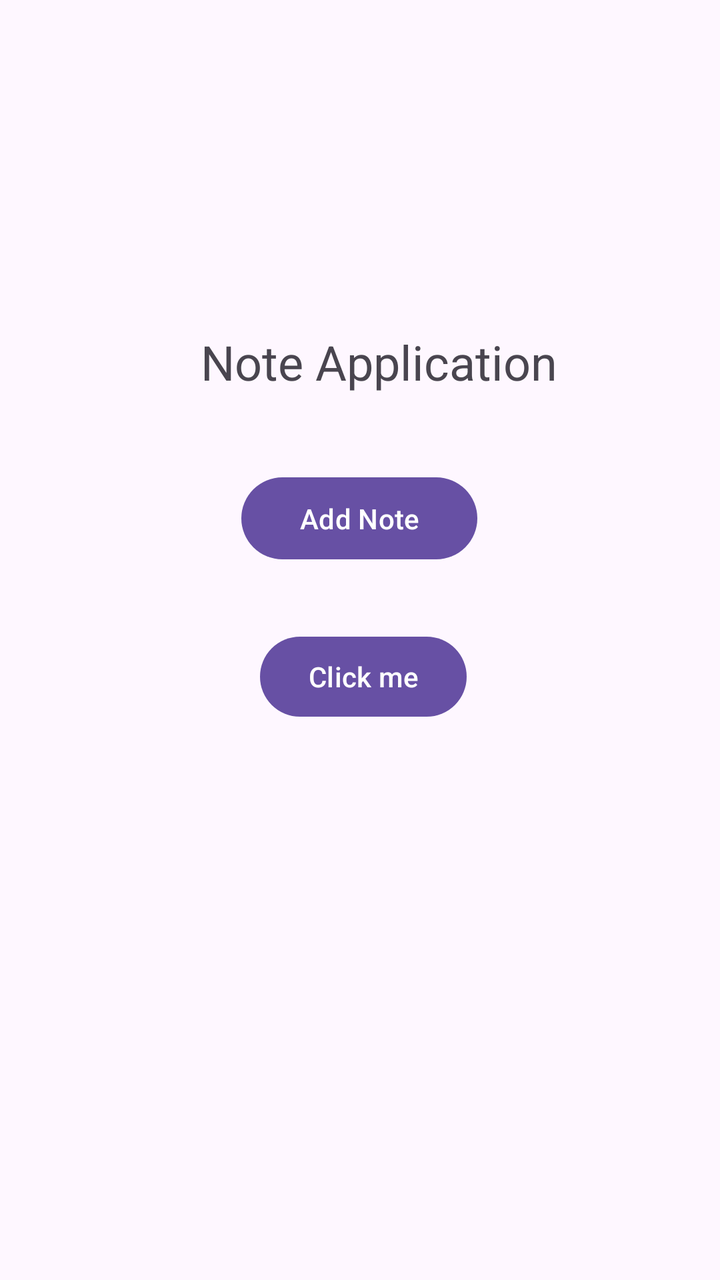
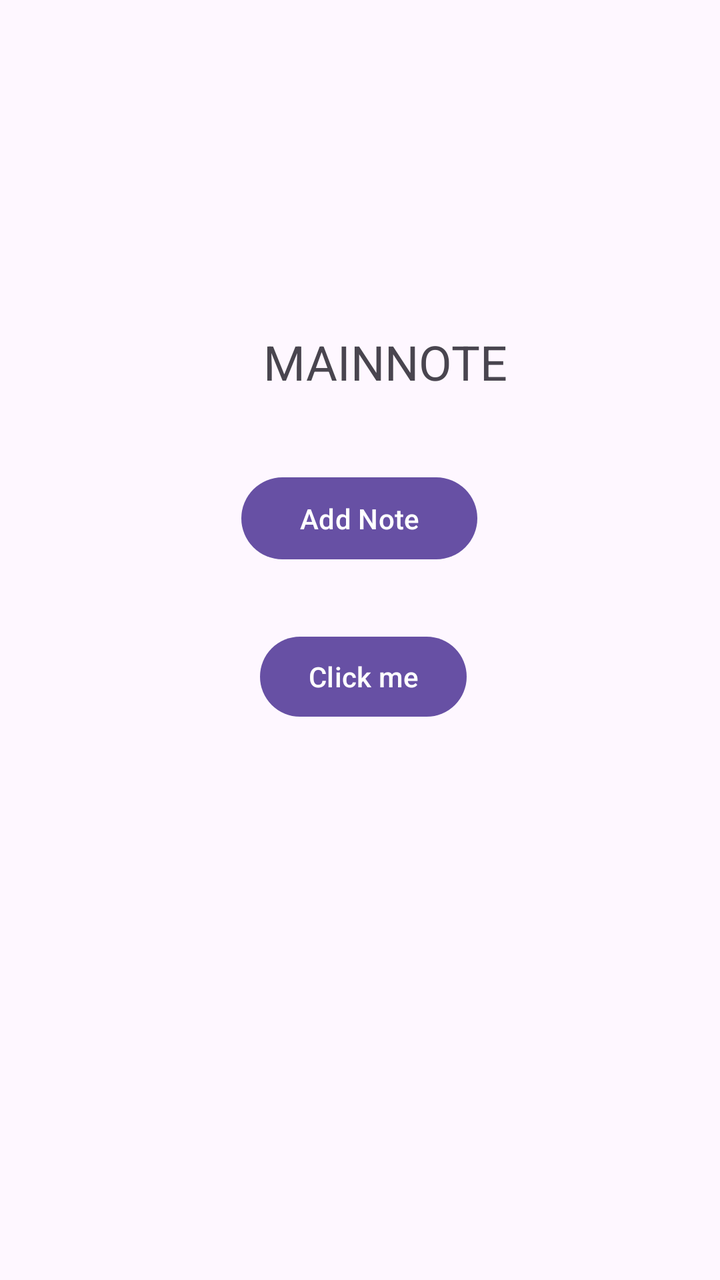

The first picture is an Android layout as it rendered before a commit; the second is the same layout after the commit. The layout source and the unified diff follow.
<!-- AndroidManifest.xml: application theme Theme.LAB4111 -->
<!-- res/layout/activity_main.xml -->
<?xml version="1.0" encoding="utf-8"?>
<androidx.constraintlayout.widget.ConstraintLayout xmlns:android="http://schemas.android.com/apk/res/android"
    xmlns:app="http://schemas.android.com/apk/res-auto"
    xmlns:tools="http://schemas.android.com/tools"
    android:id="@+id/main"
    android:layout_width="match_parent"
    android:layout_height="match_parent"
    tools:context=".MainActivity"
    tools:layout_editor_absoluteX="0dp"
    tools:layout_editor_absoluteY="10dp">

    <TextView
        android:layout_width="wrap_content"
        android:layout_height="wrap_content"
        android:text="Note Application"
        android:textSize="24sp"
        app:layout_constraintBottom_toBottomOf="parent"
        app:layout_constraintEnd_toEndOf="parent"
        app:layout_constraintHorizontal_bias="0.553"
        app:layout_constraintStart_toStartOf="parent"
        app:layout_constraintTop_toTopOf="parent"
        app:layout_constraintVertical_bias="0.271" />

    <Button
        android:id="@+id/button1"
        android:layout_width="wrap_content"
        android:layout_height="wrap_content"
        android:text="Click me"
        app:layout_constraintBottom_toBottomOf="parent"
        app:layout_constraintEnd_toEndOf="parent"
        app:layout_constraintHorizontal_bias="0.506"
        app:layout_constraintStart_toStartOf="parent"
        app:layout_constraintTop_toTopOf="parent"
        app:layout_constraintVertical_bias="0.531" />

    <Button
        android:id="@+id/button2"
        android:layout_width="118dp"
        android:layout_height="49dp"
        android:text="Add Note"
        app:layout_constraintBottom_toBottomOf="parent"
        app:layout_constraintEnd_toEndOf="parent"
        app:layout_constraintHorizontal_bias="0.498"
        app:layout_constraintStart_toStartOf="parent"
        app:layout_constraintTop_toTopOf="parent"
        app:layout_constraintVertical_bias="0.397" />

</androidx.constraintlayout.widget.ConstraintLayout>
<!-- resources referenced by this layout -->
<resources>
  <style name="Theme.LAB4111" parent="Base.Theme.LAB4111" />
  <style name="Base.Theme.LAB4111" parent="Theme.Material3.DayNight.NoActionBar">
          
          
      </style>
</resources>

<!-- the commit's change to res/layout/activity_main.xml (unified diff, before → after) -->
@@ -12,7 +12,7 @@
     <TextView
         android:layout_width="wrap_content"
         android:layout_height="wrap_content"
-        android:text="Note Application"
+        android:text="MAINNOTE"
         android:textSize="24sp"
         app:layout_constraintBottom_toBottomOf="parent"
         app:layout_constraintEnd_toEndOf="parent"
